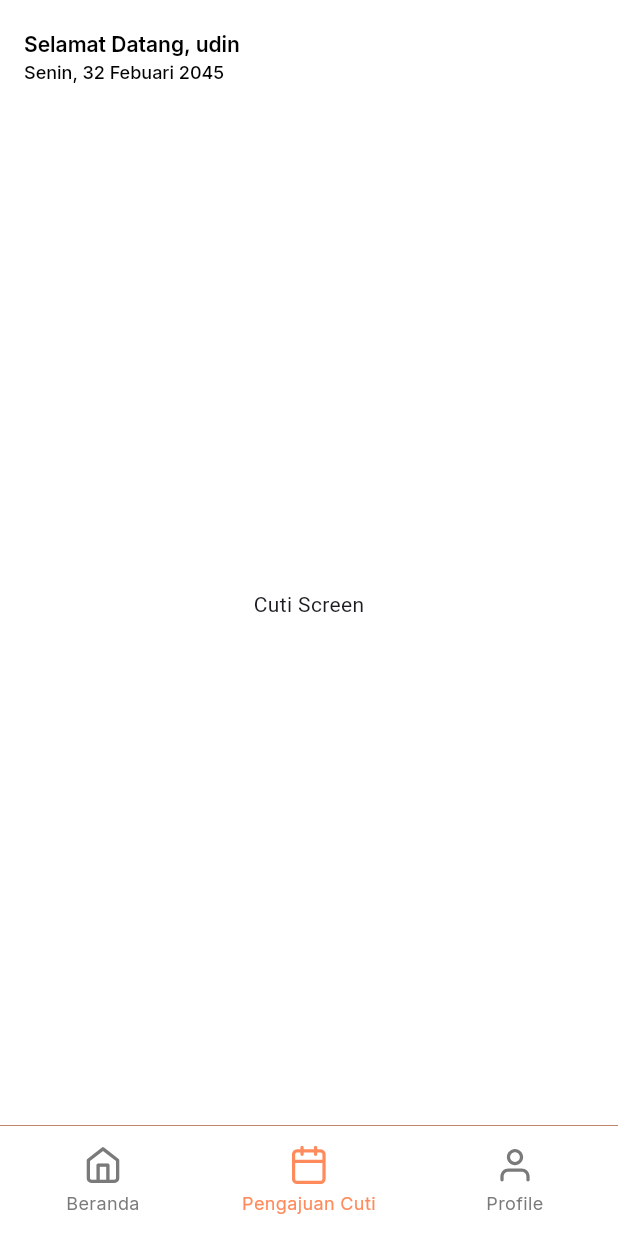
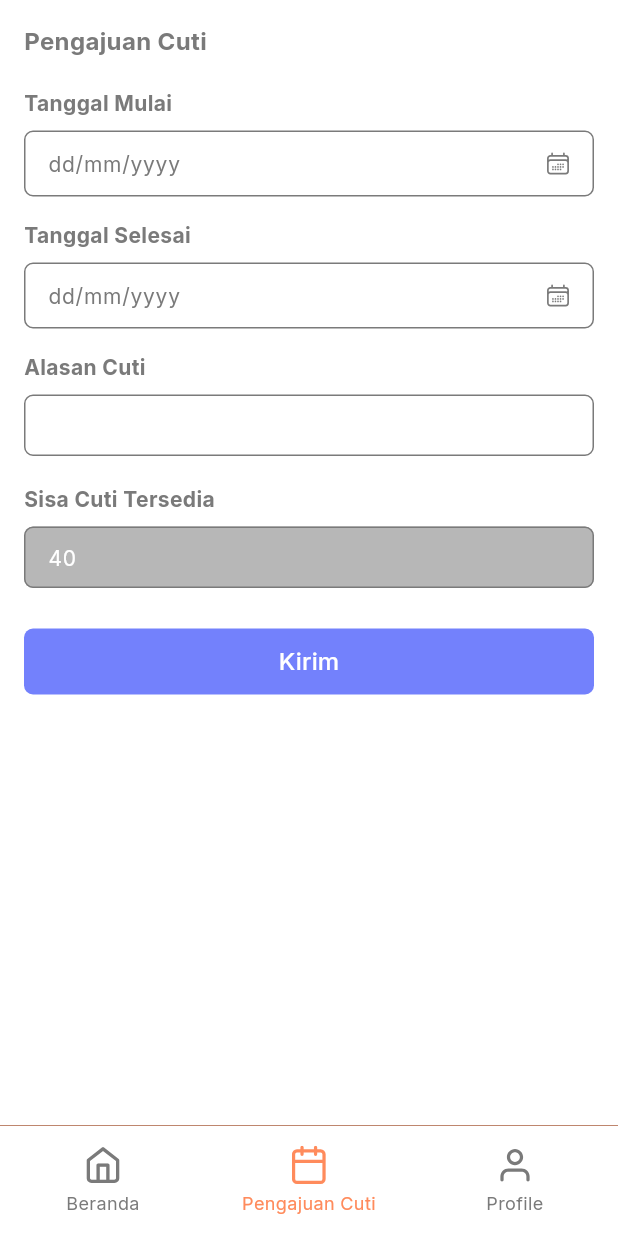
Before and after one commit to sewira/hris-attendance, a Flutter app: the screen it shows after launch, item 2 of the bottom bar chosen, on a phone screen of 412 x 824 dp. Run offline on Flutter 3.47's test engine with Material 3 defaults, Android fonts, the phone set to English and light mode, and no system bars; our stand-ins replace dartz, dio, flutter_svg, get, get_storage, heroicons and 1 more.

Commit message:
feat: slicing pengajuan cuti screen

```diff
--- a/lib/config/routes/app_routes.dart
+++ b/lib/config/routes/app_routes.dart
@@ -20,5 +20,6 @@ final List<GetPage> appPages = [
     name: AppRoutes.main,
     page: () => MainScreen(),
     binding: MainBinding(),
+    transition: Transition.fadeIn,
   ),
 ];
--- a/lib/config/theme/app_assets.dart
+++ b/lib/config/theme/app_assets.dart
@@ -6,4 +6,5 @@ abstract class AppAssets{
   static const icUser = "lib/shared/assets/images/ic_user.svg";
   static const lottieFailed = "lib/shared/assets/lottie/dismiss.json";
   static const lottieQuestion = "lib/shared/assets/lottie/question.json";
+  static const lottieSuccess = "lib/shared/assets/lottie/success.json";
 }
--- a/lib/features/dashboard/presentation/controllers/dashboard_controller.dart
+++ b/lib/features/dashboard/presentation/controllers/dashboard_controller.dart
@@ -6,6 +6,7 @@ class DashboardController extends GetxController {
   final PageController pageController = PageController(viewportFraction: 0.94);
   final RxInt currentPage = 0.obs;
 
+  final TextEditingController filterDateController = TextEditingController();
 
   final TextEditingController modalTextController = TextEditingController();
   final RxBool isModalValid = false.obs;
--- a/lib/features/login/presentation/controllers/login_controller.dart
+++ b/lib/features/login/presentation/controllers/login_controller.dart
@@ -2,6 +2,7 @@ import 'package:flutter/material.dart';
 import 'package:get/get.dart';
 import 'package:hr_attendance/config/theme/app_assets.dart';
 import 'package:hr_attendance/shared/widgets/alert_dialog.dart';
+import 'package:hr_attendance/config/routes/app_routes.dart';
 
 class LoginController extends GetxController {
 
@@ -31,7 +32,6 @@ class LoginController extends GetxController {
   }
 }
 
-
   void onLoginPressed() {
   final email = emailController.text.trim();
   final password = passwordController.text.trim();
@@ -47,5 +47,6 @@ class LoginController extends GetxController {
   }
   passwordError.value = null;
 
+  Get.offAllNamed(AppRoutes.main);
 }
 }
--- a/lib/features/main/presentation/binding/main_binding.dart
+++ b/lib/features/main/presentation/binding/main_binding.dart
@@ -1,11 +1,13 @@
 import 'package:get/get.dart';
 import 'package:hr_attendance/features/main/presentation/controller/main_controller.dart';
 import 'package:hr_attendance/features/dashboard/presentation/controllers/dashboard_controller.dart';
+import 'package:hr_attendance/features/pengajuan%20cuti/presentation/controllers/cuti_controller.dart';
 
 class MainBinding extends Bindings {
   @override
   void dependencies() {
     Get.lazyPut(() => MainController());
     Get.lazyPut(() => DashboardController());
+    Get.lazyPut(() => CutiController());
   }
 }
--- a/lib/features/main/presentation/screen/main_screen.dart
+++ b/lib/features/main/presentation/screen/main_screen.dart
@@ -3,7 +3,7 @@ import 'package:get/get.dart';
 import 'package:hr_attendance/config/theme/app_color.dart';
 import 'package:hr_attendance/features/dashboard/presentation/screens/dashboard_screen.dart';
 import 'package:hr_attendance/features/main/presentation/controller/main_controller.dart';
-import 'package:hr_attendance/features/pengajuan%20cuti/cuti_screen.dart';
+import 'package:hr_attendance/features/pengajuan%20cuti/presentation/screens/cuti_screen.dart';
 import 'package:hr_attendance/features/profile/profile_screen.dart';
 import 'package:hr_attendance/shared/widgets/appbar_widget.dart';
 import 'package:hr_attendance/shared/widgets/navbar_widget.dart';
@@ -15,17 +15,20 @@ class MainScreen extends GetView<MainController> {
   Widget build(BuildContext context) {
     final pages = [
       DashboardScreen(onGoToCuti: () => controller.changeIndex(1)),
-      const CutiScreen(),
+      CutiScreen(),
       const ProfileScreen(),
     ];
 
     return Obx(
       () => Scaffold(
         backgroundColor: AppColor.netral1,
-        appBar: controller.currentIndex.value == 2
-            ? null
-            : AppbarWidget(user: "udin"),
-        body: pages[controller.currentIndex.value],
+
+        appBar: controller.currentIndex.value == 0
+            ? AppbarWidget(user: "udin")
+            : null,
+
+        body: SafeArea(child: pages[controller.currentIndex.value]),
+
         bottomNavigationBar: NavbarWidget(
           currentIndex: controller.currentIndex.value,
           onTap: controller.changeIndex,
--- a/lib/features/pengajuan cuti/cuti_screen.dart
+++ /dev/null
@@ -1,12 +0,0 @@
-import 'package:flutter/material.dart';
-
-class CutiScreen extends StatelessWidget {
-  const CutiScreen({super.key});
-
-  @override
-  Widget build(BuildContext context) {
-    return const Center(
-      child: Text("Cuti Screen"),
-    );
-  }
-}
--- /dev/null
+++ b/lib/features/pengajuan cuti/presentation/screens/cuti_screen.dart
@@ -0,0 +1,100 @@
+import 'package:flutter/material.dart';
+import 'package:get/get.dart';
+import 'package:hr_attendance/config/theme/app_color.dart';
+import 'package:hr_attendance/features/pengajuan%20cuti/presentation/widgets/text_fied_cuti.dart';
+import 'package:hr_attendance/shared/widgets/button_widget.dart';
+import '../controllers/cuti_controller.dart';
+
+class CutiScreen extends StatelessWidget {
+  CutiScreen({super.key});
+
+  final CutiController controller = Get.find<CutiController>();
+
+  @override
+  Widget build(BuildContext context) {
+    return SingleChildScrollView(
+      padding: const EdgeInsets.symmetric(vertical: 16, horizontal: 16),
+      child: Form(
+        key: controller.formKey,
+        child: Column(
+          crossAxisAlignment: CrossAxisAlignment.start,
+          children: [
+            const Text(
+              "Pengajuan Cuti",
+              style: TextStyle(
+                fontFamily: "Inter",
+                fontSize: 16,
+                fontWeight: FontWeight.bold,
+                color: AppColor.disableBorder,
+              ),
+            ),
+            const SizedBox(height: 20),
+
+            TextFieldCuti(
+              label: "Tanggal Mulai",
+              hint: "dd/mm/yyyy",
+              requiredLabel: true,
+              type: TextFieldType.date,
+              controller: controller.startDateController,
+              onTap: () => controller.pickStartDate(context),
+            ),
+
+            const SizedBox(height: 16),
+
+            TextFieldCuti(
+              label: "Tanggal Selesai",
+              hint: "dd/mm/yyyy",
+              requiredLabel: true,
+              type: TextFieldType.date,
+              controller: controller.endDateController,
+              onTap: () => controller.pickEndDate(context),
+            ),
+
+            Obx(() {
+              if (controller.dateError.value.isEmpty) {
+                return const SizedBox();
+              }
+              return Padding(
+                padding: const EdgeInsets.only(top: 6),
+                child: Text(
+                  controller.dateError.value,
+                  style: const TextStyle(
+                    color: Colors.red,
+                    fontSize: 12,
+                    fontFamily: "Inter",
+                  ),
+                ),
+              );
+            }),
+
+            const SizedBox(height: 16),
+
+            TextFieldCuti(
+              label: "Alasan Cuti",
+              hint: "",
+              controller: controller.reasonController,
+              type: TextFieldType.normal,
+            ),
+
+            const SizedBox(height: 16),
+
+            const TextFieldCuti(
+              label: "Sisa Cuti Tersedia",
+              hint: "40",
+              type: TextFieldType.disabled,
+            ),
+
+            const SizedBox(height: 24),
+
+            ButtonLarge(
+              label: "Kirim",
+              onPressed: controller.submitCuti,
+              isEnabled: true,
+              colorButton: AppColor.info,
+            ),
+          ],
+        ),
+      ),
+    );
+  }
+}
--- /dev/null
+++ b/lib/features/pengajuan cuti/presentation/widgets/text_fied_cuti.dart
@@ -0,0 +1,114 @@
+import 'package:flutter/material.dart';
+import 'package:heroicons/heroicons.dart';
+import 'package:hr_attendance/config/theme/app_color.dart';
+
+enum TextFieldType { normal, date, disabled }
+
+class TextFieldCuti extends StatelessWidget {
+  final String hint;
+  final String? label;
+  final bool requiredLabel;
+  final TextEditingController? controller;
+  final TextFieldType type;
+  final VoidCallback? onTap;
+  final Widget? suffixIcon;
+
+  const TextFieldCuti({
+    super.key,
+    required this.hint,
+    this.label,
+    this.requiredLabel = false,
+    this.controller,
+    this.type = TextFieldType.normal,
+    this.onTap,
+    this.suffixIcon,
+  });
+
+  @override
+  Widget build(BuildContext context) {
+    final bool isDisabled = type == TextFieldType.disabled;
+    final bool isDate = type == TextFieldType.date;
+
+    Widget? finalSuffix;
+
+    if (suffixIcon != null) {
+      finalSuffix = suffixIcon;
+    } else if (isDate) {
+      finalSuffix = const Padding(
+        padding: EdgeInsets.all(12),
+        child: HeroIcon(
+          HeroIcons.calendarDays,
+          style: HeroIconStyle.outline,
+          color: AppColor.disableBorder,
+        ),
+      );
+    }
+
+    return Column(
+      crossAxisAlignment: CrossAxisAlignment.start,
+      children: [
+        if (label != null) ...[
+          Row(
+            children: [
+              Text(
+                label!,
+                style: const TextStyle(
+                  fontFamily: "Inter",
+                  fontSize: 14,
+                  fontWeight: FontWeight.w700,
+                  color: AppColor.disableBorder,
+                ),
+              ),
+            ],
+          ),
+          const SizedBox(height: 8),
+        ],
+
+        SizedBox(
+          height: 44,
+          child: TextFormField(
+            controller: controller,
+            readOnly: isDisabled || isDate,
+            onTap: isDate ? onTap : null,
+            style: const TextStyle(
+              fontFamily: "Inter",
+              fontSize: 14,
+              fontWeight: FontWeight.normal,
+              color: AppColor.disableBorder,
+            ),
+            decoration: InputDecoration(
+              isDense: true,
+              hintText: hint,
+              contentPadding: const EdgeInsets.symmetric(
+                horizontal: 12,
+                vertical: 10,
+              ),
+              hintStyle: TextStyle(
+                fontFamily: "Inter",
+                fontSize: 14,
+                fontWeight: FontWeight.normal,
+                color:
+                    isDisabled ? AppColor.netral1 : AppColor.disableBorder,
+              ),
+              suffixIcon: finalSuffix,
+              filled: isDisabled,
+              fillColor: isDisabled ? AppColor.disable : null,
+              enabledBorder: OutlineInputBorder(
+                borderRadius: BorderRadius.circular(6),
+                borderSide:
+                    const BorderSide(color: AppColor.disableBorder),
+              ),
+              focusedBorder: OutlineInputBorder(
+                borderRadius: BorderRadius.circular(6),
+                borderSide: const BorderSide(
+                  color: AppColor.disableBorder,
+                  width: 1.5,
+                ),
+              ),
+            ),
+          ),
+        ),
+      ],
+    );
+  }
+}
--- a/lib/shared/widgets/alert_dialog.dart
+++ b/lib/shared/widgets/alert_dialog.dart
@@ -8,6 +8,8 @@ class Alertdialog {
     required String animasi,
     required String message,
     bool isQuestion = false,
+    bool showButton = true,
+    Duration? autoCloseDuration,
     VoidCallback? onConfirm,
   }) {
     Get.dialog(
@@ -18,6 +20,7 @@ class Alertdialog {
             lottie: animasi,
             description: message,
             isQuestion: isQuestion,
+            showButton: showButton,
             onConfirm: onConfirm,
             width: isQuestion ? 300 : 257,
             height: isQuestion ? 270 : 257,
@@ -26,6 +29,15 @@ class Alertdialog {
       ),
       barrierDismissible: false,
     );
+
+    /// 🔥 auto close logic
+    if (autoCloseDuration != null) {
+      Future.delayed(autoCloseDuration, () {
+        if (Get.isDialogOpen ?? false) {
+          Get.back();
+        }
+      });
+    }
   }
 
   static void close() {
--- a/lib/shared/widgets/appbar_widget.dart
+++ b/lib/shared/widgets/appbar_widget.dart
@@ -3,12 +3,10 @@ import 'package:hr_attendance/config/theme/app_color.dart';
 
 class AppbarWidget extends StatelessWidget implements PreferredSizeWidget {
   final String user;
-  // final String date;
 
   const AppbarWidget({
     super.key,
     required this.user,
-    // required this.date,
   });
 
   @override
@@ -17,9 +15,9 @@ class AppbarWidget extends StatelessWidget implements PreferredSizeWidget {
       backgroundColor: AppColor.netral1,
       elevation: 0,
       centerTitle: false,
-      title: Padding(
-        padding: const EdgeInsets.only(top: 20),
-        child: Column(
+
+      title: Column(
+        mainAxisAlignment: MainAxisAlignment.center,
         crossAxisAlignment: CrossAxisAlignment.start,
         children: [
           Text(
@@ -43,10 +41,9 @@ class AppbarWidget extends StatelessWidget implements PreferredSizeWidget {
           ),
         ],
       ),
-      ),
     );
   }
 
   @override
-  Size get preferredSize => const Size.fromHeight(kToolbarHeight);
+  Size get preferredSize => const Size.fromHeight(50);
 }
```
Also changed, not shown: lib/features/dashboard/presentation/screens/dashboard_screen.dart (+13 -7 lines), lib/features/pengajuan cuti/presentation/bindings/cuti_binding.dart (added, +9 -0 lines), lib/features/pengajuan cuti/presentation/controllers/cuti_controller.dart (added, +77 -0 lines), lib/shared/assets/lottie/success.json (added, +1 -0 lines), lib/shared/widgets/alert_widget.dart (+4 -6 lines), lib/shared/widgets/date_dialog.dart (added, +22 -0 lines). Lines whose indentation alone changed are shown as unchanged.
